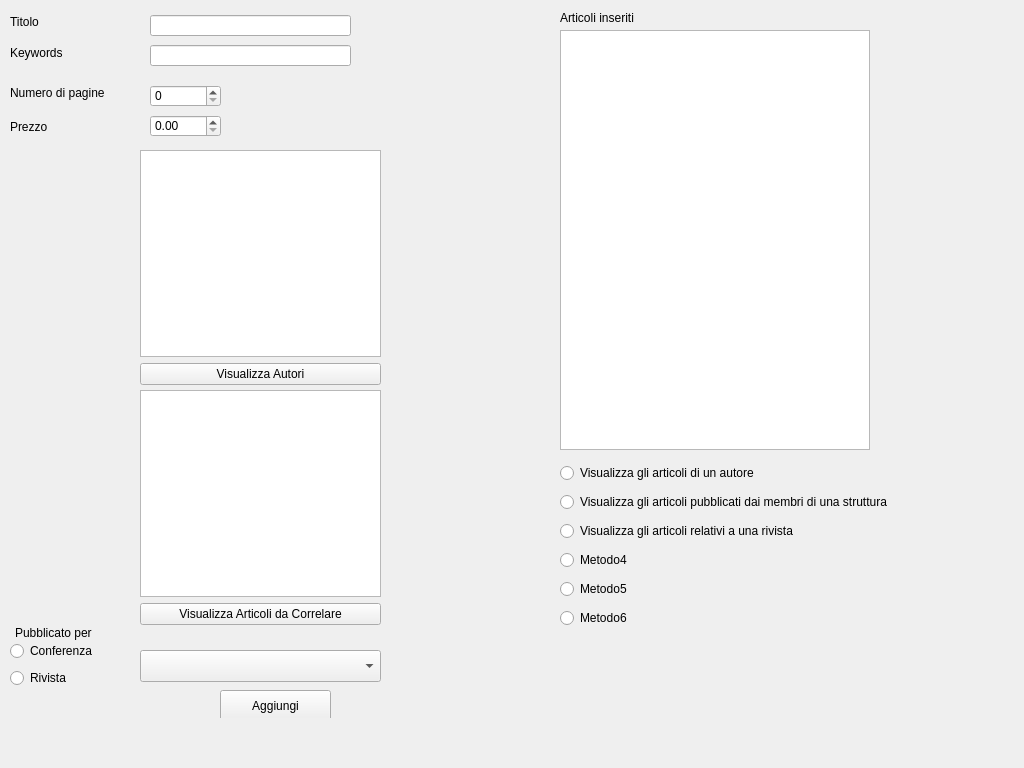
Old version of the form Progetto/paginaarticolo.ui in the repository marcovirgillo/ProgettoPO.
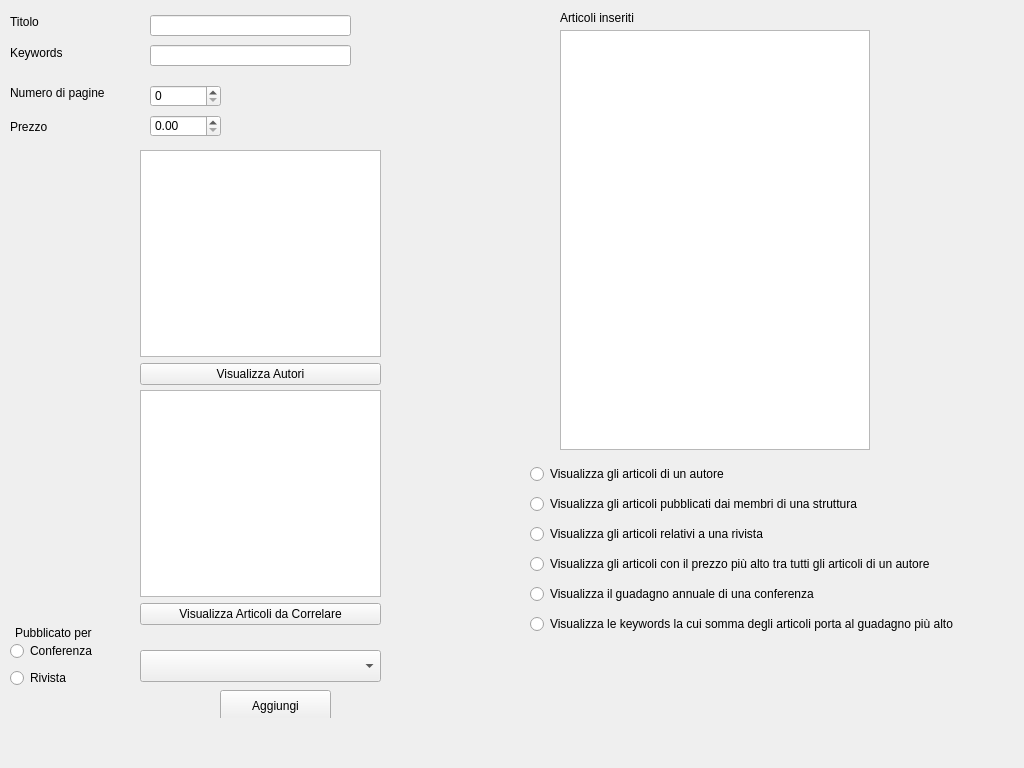
New version of the form.

Commit message: Correzioni in paginaArticolo e predisposizione Ui per metodi sezione C

```diff
--- a/Progetto/paginaarticolo.ui
+++ b/Progetto/paginaarticolo.ui
@@ -253,10 +253,10 @@
     <widget class="QWidget" name="layoutWidget">
      <property name="geometry">
       <rect>
-       <x>560</x>
+       <x>530</x>
        <y>460</y>
-       <width>379</width>
-       <height>171</height>
+       <width>485</width>
+       <height>181</height>
       </rect>
      </property>
      <layout class="QVBoxLayout" name="verticalLayout_5">
@@ -284,21 +284,21 @@
       <item>
        <widget class="QRadioButton" name="Metodo4">
         <property name="text">
-         <string>Metodo4</string>
+         <string>Visualizza gli articoli con il prezzo più alto tra tutti gli articoli di un autore</string>
         </property>
        </widget>
       </item>
       <item>
        <widget class="QRadioButton" name="Metodo5">
         <property name="text">
-         <string>Metodo5</string>
+         <string>Visualizza il guadagno annuale di una conferenza</string>
         </property>
        </widget>
       </item>
       <item>
        <widget class="QRadioButton" name="Metodo6">
         <property name="text">
-         <string>Metodo6</string>
+         <string>Visualizza le keywords la cui somma degli articoli porta al guadagno più alto</string>
         </property>
        </widget>
       </item>
```
Left out of the diff: 6 changed lines with no effect on the pictures. The commit also changes 5 other files.
